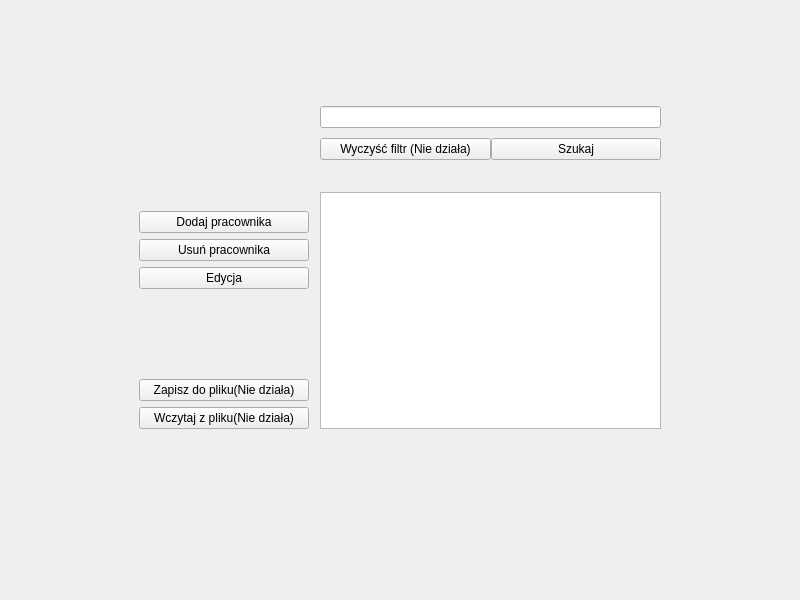
Old version of the form mainwindow.ui in the repository Adrhian241/companyManagement.
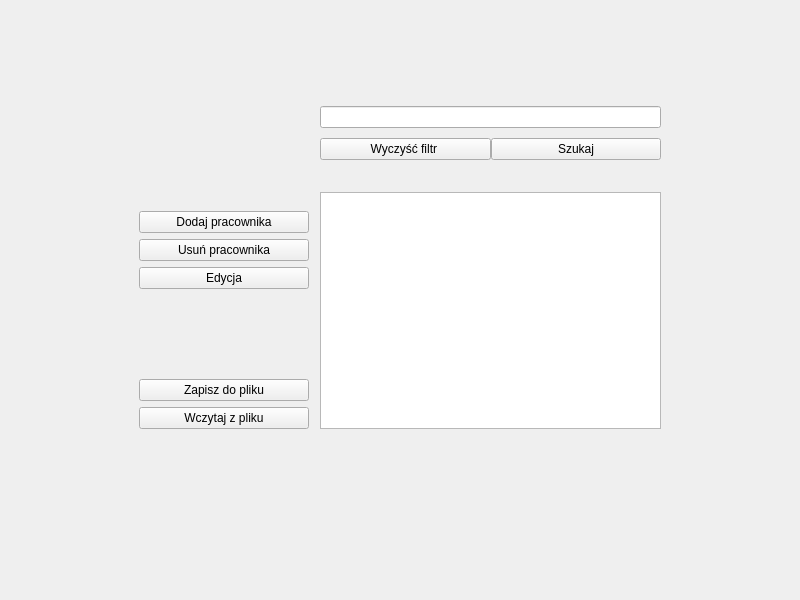
New version of the form.

Patch:
```diff
--- a/mainwindow.ui
+++ b/mainwindow.ui
@@ -107,14 +107,14 @@
               <item>
                <widget class="QPushButton" name="pushButton_2">
                 <property name="text">
-                 <string>Zapisz do pliku(Nie działa)</string>
+                 <string>Zapisz do pliku</string>
                 </property>
                </widget>
               </item>
               <item>
                <widget class="QPushButton" name="pushButton_3">
                 <property name="text">
-                 <string>Wczytaj z pliku(Nie działa)</string>
+                 <string>Wczytaj z pliku</string>
                 </property>
                </widget>
               </item>
@@ -153,7 +153,7 @@
                 <item>
                  <widget class="QPushButton" name="pushButton">
                   <property name="text">
-                   <string>Wyczyść filtr (Nie działa)</string>
+                   <string>Wyczyść filtr </string>
                   </property>
                  </widget>
                 </item>
```
Left out of the diff: 6 changed lines with no effect on the pictures.
